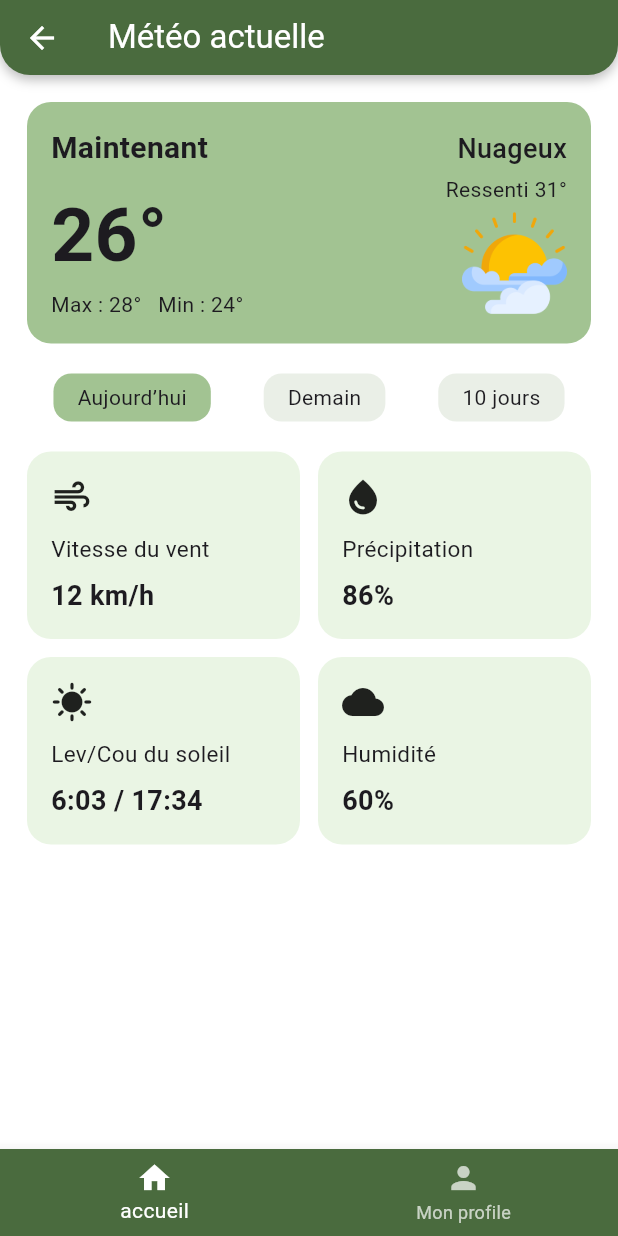
After one commit to baderddine725/smartpump, a Flutter app: the screen it shows after launch, after a tap on "Maintenant", on a phone screen of 412 x 824 dp. The commit adds this screen. Run offline on Flutter 3.47's test engine with Material 3 defaults, Android fonts, the phone set to English and light mode, and no system bars.

Commit message:
info_system_page et weather

```diff
--- a/lib/info_systeme_page.dart
+++ b/lib/info_systeme_page.dart
@@ -1,5 +1,5 @@
-
 import 'package:flutter/material.dart';
+import 'weather.dart';
 
 class InfoSystemePage extends StatelessWidget {
   const InfoSystemePage({super.key});
@@ -59,8 +59,15 @@ class InfoSystemePage extends StatelessWidget {
           children: [
             const SizedBox(height: 14),
 
-            // ---------------- WEATHER CARD ----------------
-            Container(
+            // ---------------- WEATHER CARD (CLICABLE) ----------------
+            GestureDetector(
+              onTap: () {
+                Navigator.push(
+                  context,
+                  MaterialPageRoute(builder: (_) => const WeatherPage()),
+                );
+              },
+              child: Container(
                 margin: const EdgeInsets.symmetric(horizontal: 18),
                 padding: const EdgeInsets.all(16),
                 decoration: BoxDecoration(
@@ -105,6 +112,7 @@ class InfoSystemePage extends StatelessWidget {
                       ],
                     ),
                   ],
+                ),
               ),
             ),
 
@@ -214,21 +222,14 @@ class InfoSystemePage extends StatelessWidget {
       child: Row(
         crossAxisAlignment: CrossAxisAlignment.center,
         children: [
-          // ICON à gauche
           Icon(icon, size: 30),
-
           const SizedBox(width: 12),
-
-          // TITRE + VALEUR + UNITÉ à droite
           Expanded(
             child: Column(
               mainAxisAlignment: MainAxisAlignment.center,
               crossAxisAlignment: CrossAxisAlignment.start,
               children: [
-                Text(
-                  title,
-                  style: const TextStyle(fontSize: 16),
-                ),
+                Text(title, style: const TextStyle(fontSize: 16)),
                 const SizedBox(height: 6),
                 Row(
                   children: [
--- a/lib/main.dart
+++ b/lib/main.dart
@@ -1,5 +1,6 @@
 import 'package:flutter/material.dart';
 import 'info_systeme_page.dart';
+import 'weather.dart';
 
 void main() {
   runApp(const MyApp());
@@ -12,7 +13,8 @@ class MyApp extends StatelessWidget {
   Widget build(BuildContext context) {
     return MaterialApp(
       debugShowCheckedModeBanner: false,
-      home: InfoSystemePage(),   // <---- ADD THIS
+      title: 'Smart Pump Power',
+      home: const InfoSystemePage(),
     );
   }
 }
--- /dev/null
+++ b/lib/weather.dart
@@ -0,0 +1,194 @@
+import 'package:flutter/material.dart';
+
+class WeatherPage extends StatelessWidget {
+  const WeatherPage({super.key});
+
+  @override
+  Widget build(BuildContext context) {
+    return Scaffold(
+      backgroundColor: Colors.white,
+
+      // ----------- TOP BAR -----------
+      appBar: PreferredSize(
+        preferredSize: const Size.fromHeight(50),
+        child: Container(
+          decoration: BoxDecoration(
+            color: const Color(0xFF4A6B3E),
+            borderRadius: const BorderRadius.only(
+              bottomLeft: Radius.circular(20),
+              bottomRight: Radius.circular(20),
+            ),
+            boxShadow: const [
+              BoxShadow(
+                color: Colors.black26,
+                blurRadius: 6,
+                offset: Offset(0, 3),
+              ),
+            ],
+          ),
+          child: AppBar(
+            backgroundColor: Colors.transparent,
+            elevation: 0,
+            title: const Text("Météo actuelle",
+                style: TextStyle(color: Colors.white)),
+            leading: IconButton(
+              icon: const Icon(Icons.arrow_back, color: Colors.white),
+              onPressed: () => Navigator.pop(context),
+            ),
+          ),
+        ),
+      ),
+
+      // ----------- BODY -----------
+      body: SingleChildScrollView(
+        padding: const EdgeInsets.all(18),
+        child: Column(
+          children: [
+            // BIG WEATHER CARD
+            Container(
+              padding: const EdgeInsets.all(16),
+              decoration: BoxDecoration(
+                color: const Color(0xFFA2C392),
+                borderRadius: BorderRadius.circular(16),
+              ),
+              child: Row(
+                mainAxisAlignment: MainAxisAlignment.spaceBetween,
+                children: [
+                  // LEFT PART
+                  Column(
+                    crossAxisAlignment: CrossAxisAlignment.start,
+                    children: const [
+                      Text("Maintenant",
+                          style: TextStyle(
+                            fontSize: 20,
+                            fontWeight: FontWeight.bold,
+                          )),
+                      SizedBox(height: 8),
+                      Text(
+                        "26°",
+                        style: TextStyle(
+                          fontSize: 50,
+                          fontWeight: FontWeight.bold,
+                        ),
+                      ),
+                      Text("Max : 28°   Min : 24°"),
+                    ],
+                  ),
+
+                  // RIGHT PART
+                  Column(
+                    crossAxisAlignment: CrossAxisAlignment.end,
+                    children: [
+                      const Text("Nuageux",
+                          style: TextStyle(
+                              fontSize: 18, fontWeight: FontWeight.w500)),
+                      const SizedBox(height: 4),
+                      const Text("Ressenti 31°"),
+                      const SizedBox(height: 4),
+                      Image.asset(
+                        "assets/icons/cloud_sun.png",
+                        width: 70,
+                      )
+                    ],
+                  ),
+                ],
+              ),
+            ),
+
+            const SizedBox(height: 20),
+
+            // FILTER BUTTONS
+            Row(
+              mainAxisAlignment: MainAxisAlignment.spaceAround,
+              children: [
+                _weatherTab("Aujourd’hui", true),
+                _weatherTab("Demain", false),
+                _weatherTab("10 jours", false),
+              ],
+            ),
+
+            const SizedBox(height: 20),
+
+            // SMALL WEATHER INFO CARDS
+            Column(
+              children: [
+                Row(
+                  children: [
+                    Expanded(
+                      child: _infoCard(
+                          Icons.air, "Vitesse du vent", "12 km/h"),
+                    ),
+                    const SizedBox(width: 12),
+                    Expanded(
+                      child: _infoCard(
+                          Icons.water_drop, "Précipitation", "86%"),
+                    ),
+                  ],
+                ),
+                const SizedBox(height: 12),
+                Row(
+                  children: [
+                    Expanded(
+                      child: _infoCard(
+                          Icons.sunny, "Lev/Cou du soleil", "6:03 / 17:34"),
+                    ),
+                    const SizedBox(width: 12),
+                    Expanded(
+                      child:
+                          _infoCard(Icons.cloud, "Humidité", "60%"),
+                    ),
+                  ],
+                ),
+              ],
+            ),
+          ],
+        ),
+      ),
+
+      // ----------- BOTTOM NAV BAR -----------
+      bottomNavigationBar: BottomNavigationBar(
+        backgroundColor: const Color(0xFF4A6B3E),
+        selectedItemColor: Colors.white,
+        unselectedItemColor: Colors.white70,
+        items: const [
+          BottomNavigationBarItem(icon: Icon(Icons.home), label: "accueil"),
+          BottomNavigationBarItem(icon: Icon(Icons.person), label: "Mon profile"),
+        ],
+      ),
+    );
+  }
+
+  // ---- SMALL COMPONENTS ----
+  Widget _weatherTab(String text, bool selected) {
+    return Container(
+      padding: const EdgeInsets.symmetric(horizontal: 16, vertical: 6),
+      decoration: BoxDecoration(
+        color: selected ? Color(0xFFA2C392) : Color(0xFFEAEFE7),
+        borderRadius: BorderRadius.circular(12),
+      ),
+      child: Text(text, style: const TextStyle(fontSize: 14)),
+    );
+  }
+
+  Widget _infoCard(IconData icon, String title, String value) {
+    return Container(
+      padding: const EdgeInsets.all(16),
+      decoration: BoxDecoration(
+        color: const Color(0xFFEAF5E4),
+        borderRadius: BorderRadius.circular(16),
+      ),
+      child: Column(
+        crossAxisAlignment: CrossAxisAlignment.start,
+        children: [
+          Icon(icon, size: 28),
+          const SizedBox(height: 10),
+          Text(title, style: const TextStyle(fontSize: 15)),
+          const SizedBox(height: 8),
+          Text(value,
+              style: const TextStyle(
+                  fontSize: 18, fontWeight: FontWeight.bold)),
+        ],
+      ),
+    );
+  }
+}
```
Lines whose indentation alone changed are shown as unchanged.
